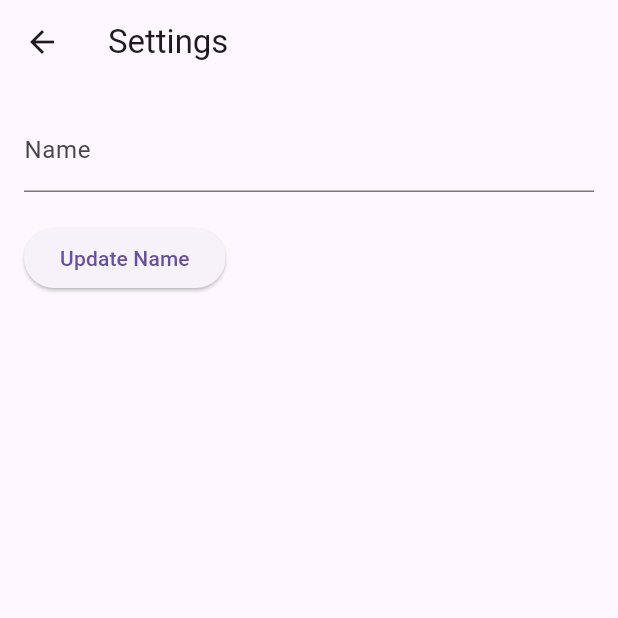
After one commit to KhoaUs/Intro2SE-CLC03-Group03, a Flutter app: the ChatPage screen opened by its route, in the side drawer, after a tap on "Settings", on a phone screen of 412 x 824 dp, the top half of it. The commit adds this screen. Run offline on Flutter 3.47's test engine with Material 3 defaults, Android fonts, the phone set to English and light mode, and no system bars; our stand-ins replace cloud_firestore, firebase_auth, firebase_core, flutter_markdown, google_generative_ai, logger; accounts and stored records are empty.

Commit message:
Fix signup pt2

```diff
--- a/src/chatbot/lib/backend/db/user.dart
+++ b/src/chatbot/lib/backend/db/user.dart
@@ -1,7 +1,7 @@
 import 'package:cloud_firestore/cloud_firestore.dart';
 
 class User {
-  String id;
+  String? id;
   String name;
   String plan;
   int token;
--- a/src/chatbot/lib/backend/services/auth_service.dart
+++ b/src/chatbot/lib/backend/services/auth_service.dart
@@ -7,7 +7,7 @@ class AuthService {
   final Logger MyLogger = Logger();
 
   // Đăng Ký tài khoản bằng Email và mật khẩu
-  Future<void> signUpWithEmail(String email, String password) async {
+  Future<User?> signUpWithEmail(String email, String password) async {
     try {
       // Tạo tài khoản mới với email và mật khẩu
       UserCredential userCredential = await _auth
@@ -21,6 +21,7 @@ class AuthService {
         // Gửi email xác thực
         await user.sendEmailVerification();
         MyLogger.i("Đăng ký thành công! Vui lòng kiểm tra email để kích hoạt tài khoản.");
+        return user;
       }
     } on FirebaseAuthException catch (e) {
       // Xử lý lỗi khi đăng ký
--- a/src/chatbot/lib/frontend/chat_page.dart
+++ b/src/chatbot/lib/frontend/chat_page.dart
@@ -6,6 +6,8 @@ import 'package:firebase_auth/firebase_auth.dart';
 import '../../backend/db/thread.dart';
 import '../../backend/db/message.dart';
 import '../frontend/widget/message_list.dart';
+import '../frontend/setting.dart';
+import '../backend/config/logger.dart';
 
 class ChatPage extends StatefulWidget {
   final FirebaseAuth auth;
@@ -114,6 +116,17 @@ class _ChatPageState extends State<ChatPage> {
               UserAccountsDrawerHeader(
                 accountName: Text('User'),
                 accountEmail: Text(widget.auth.currentUser?.email ?? 'No email'),
+              ),
+              ListTile(
+                title: const Text('Settings'),
+                onTap: () {
+                  Navigator.push(
+                    context,
+                    MaterialPageRoute(
+                      builder: (context) => SettingsPage(userId: userId!),
+                    ),
+                  );
+                },
               ),
               ListTile(
                 title: const Text('New Thread'),
--- /dev/null
+++ b/src/chatbot/lib/frontend/setting.dart
@@ -0,0 +1,104 @@
+import 'package:flutter/material.dart';
+import 'package:cloud_firestore/cloud_firestore.dart';
+import '../backend/config/logger.dart';
+
+class SettingsPage extends StatefulWidget {
+  final String userId;
+
+  const SettingsPage({super.key, required this.userId});
+
+  @override
+  _SettingsPageState createState() => _SettingsPageState();
+}
+
+class _SettingsPageState extends State<SettingsPage> {
+  final TextEditingController _nameController = TextEditingController();
+  bool _isLoading = true;
+  String? _errorMessage;
+
+  @override
+  void initState() {
+    super.initState();
+    _loadUserData();
+  }
+
+  Future<void> _loadUserData() async {
+    try {
+      final userDoc = await FirebaseFirestore.instance
+          .collection('users')
+          .doc(widget.userId)
+          .get();
+
+      if (userDoc.exists) {
+        final userData = userDoc.data();
+        _nameController.text = userData?['name'] ?? 'User';
+      }
+    } catch (e) {
+      setState(() {
+        _errorMessage = 'Failed to load user data: $e';
+        MyLogger.d('Failed to load user data: $e');
+      });
+    } finally {
+      setState(() {
+        _isLoading = false;
+      });
+    }
+  }
+
+  Future<void> _updateUserName() async {
+    try {
+      setState(() {
+        _errorMessage = null;
+      });
+
+      await FirebaseFirestore.instance
+          .collection('users')
+          .doc(widget.userId)
+          .update({'name': _nameController.text.trim()});
+
+      ScaffoldMessenger.of(context).showSnackBar(
+        const SnackBar(content: Text('Name updated successfully!')),
+      );
+    } catch (e) {
+      setState(() {
+        _errorMessage = 'Failed to update name: $e';
+        MyLogger.d('Failed to update name: $e');
+      });
+    }
+  }
+
+  @override
+  Widget build(BuildContext context) {
+    return Scaffold(
+      appBar: AppBar(
+        title: const Text('Settings'),
+      ),
+      body: _isLoading
+          ? const Center(child: CircularProgressIndicator())
+          : Padding(
+              padding: const EdgeInsets.all(16.0),
+              child: Column(
+                crossAxisAlignment: CrossAxisAlignment.start,
+                children: [
+                  if (_errorMessage != null)
+                    Text(
+                      _errorMessage!,
+                      style: const TextStyle(color: Colors.red),
+                    ),
+                  TextField(
+                    controller: _nameController,
+                    decoration: const InputDecoration(
+                      labelText: 'Name',
+                    ),
+                  ),
+                  const SizedBox(height: 20),
+                  ElevatedButton(
+                    onPressed: _updateUserName,
+                    child: const Text('Update Name'),
+                  ),
+                ],
+              ),
+            ),
+    );
+  }
+}
```
Also changed, not shown: src/chatbot/lib/frontend/sign_up.dart (+17 -1 lines).
